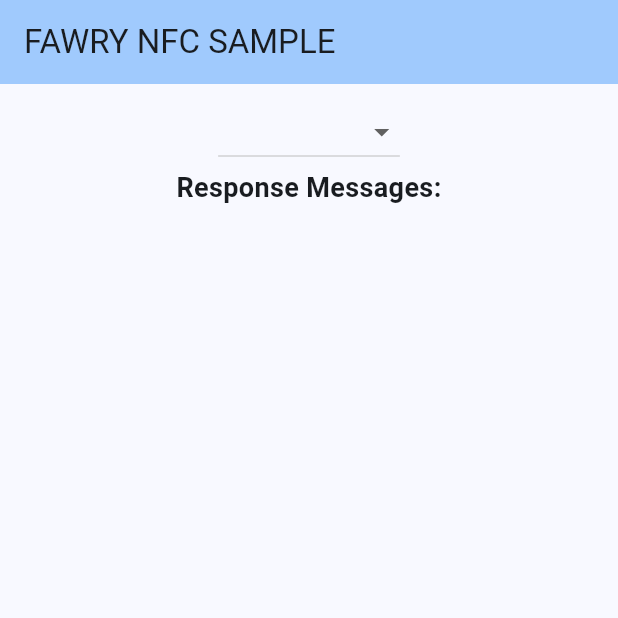
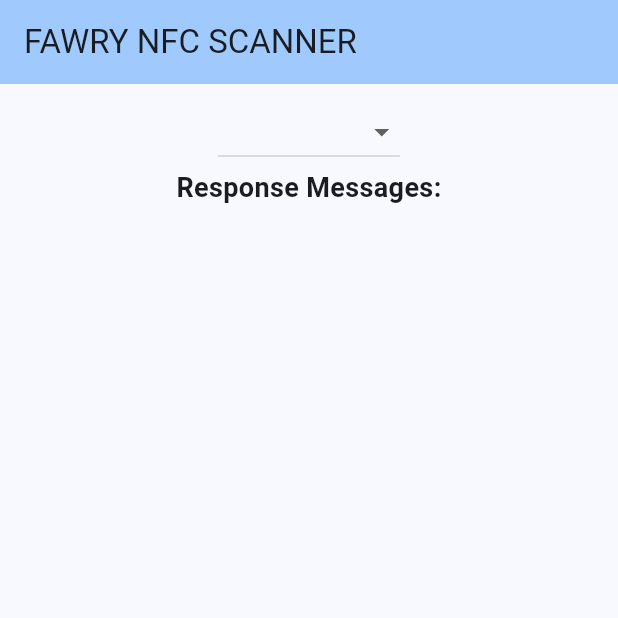
Before and after one commit to FawryPay/Flutter-Fawry-NFC-Sample, a Flutter app: the screen it shows after launch, on a phone screen of 412 x 824 dp, the top half of it. Run offline on Flutter 3.47's test engine with Material 3 defaults, Android fonts, the phone set to English and light mode, and no system bars; missing offline and left inert: fawry_nfc_sdk; statements that could not run were skipped; key blocks and very long unbroken strings in the code were emptied for the run.

```diff
--- a/lib/main.dart
+++ b/lib/main.dart
@@ -22,7 +22,7 @@ class MyApp extends StatelessWidget {
         colorScheme: ColorScheme.fromSeed(seedColor: Colors.blue),
         useMaterial3: true,
       ),
-      home: const MyHomePage(title: 'FAWRY NFC SAMPLE'),
+      home: const MyHomePage(title: 'FAWRY NFC SCANNER'),
     );
   }
 }
@@ -47,7 +47,6 @@ class _MyHomePageState extends State<MyHomePage> {
     initSDKCallback();
   }
 
-  // Initialize the Fawry SDK callback
     Future<void> initSDKCallback() async {
       try {
         _fawryCallbackResultStream =
@@ -57,10 +56,16 @@ class _MyHomePageState extends State<MyHomePage> {
             handleResponse(response);
           });
         });
+
+        await FawryNfcSdk.instance.initializeSDK(
+          token: 'Will Be Provided By Fawry',
+          secretKey: 'Will Be Provided By Fawry',
+        );
       } catch (ex) {
         debugPrint(ex.toString());
       }
     }
+
 
   void handleResponse(ResponseStatus response) {
     // Debug print the response
```
Also changed, not shown: pubspec.yaml (+6 -14 lines), pubspec.lock, 2 other files. Lines whose indentation alone changed are shown as unchanged.
